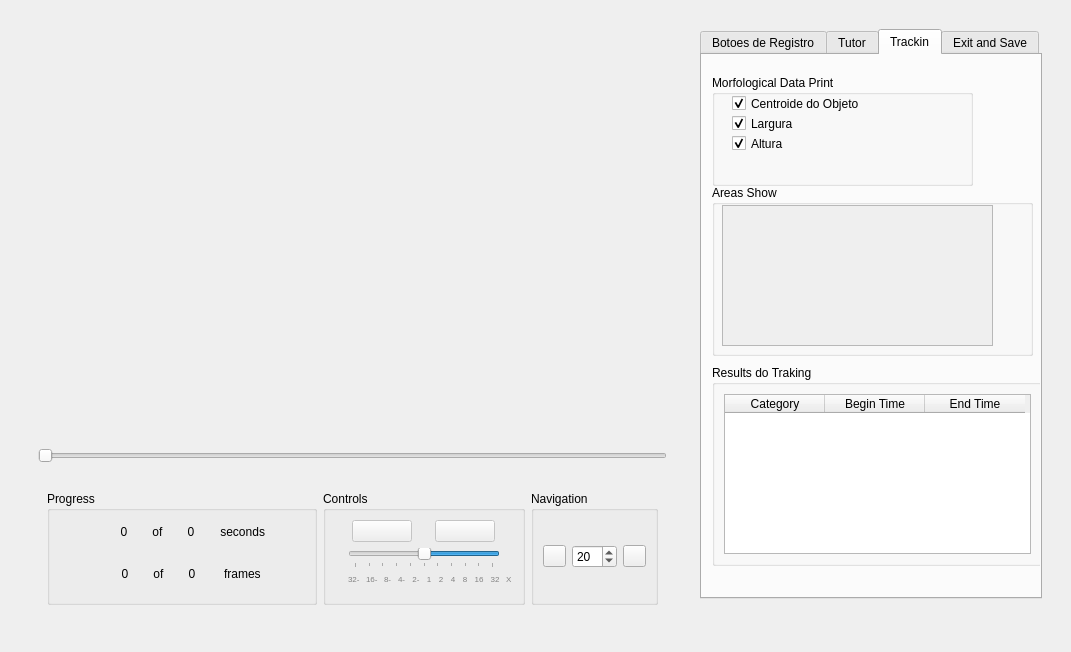
Old version of the form telaetografiaproce.ui in the repository EthoWatcher/ethowatcher.
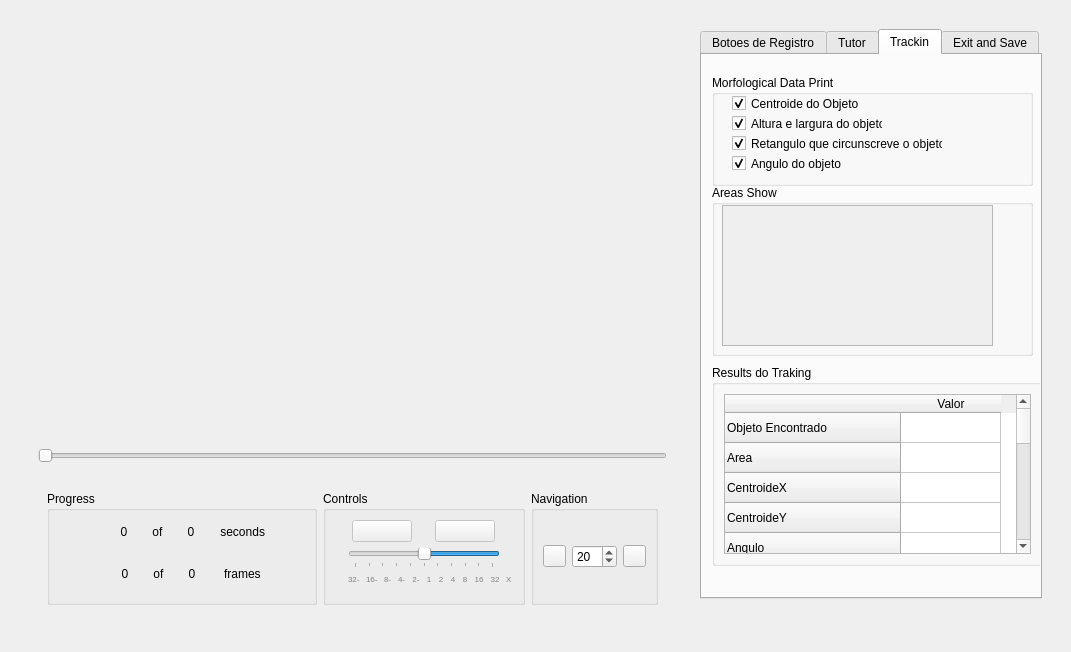
New version of the form. The open tabs and pages were chosen to show the change. Icons and pictures are not drawn.

The edit to the form file:
```diff
--- a/telaetografiaproce.ui
+++ b/telaetografiaproce.ui
@@ -1726,67 +1726,6 @@
              <attribute name="title">
               <string>Trackin</string>
              </attribute>
-             <widget class="QGroupBox" name="groupBox_2">
-              <property name="geometry">
-               <rect>
-                <x>10</x>
-                <y>20</y>
-                <width>261</width>
-                <height>111</height>
-               </rect>
-              </property>
-              <property name="title">
-               <string>Morfological Data Print</string>
-              </property>
-              <widget class="QCheckBox" name="chbArea">
-               <property name="geometry">
-                <rect>
-                 <x>20</x>
-                 <y>60</y>
-                 <width>111</width>
-                 <height>17</height>
-                </rect>
-               </property>
-               <property name="text">
-                <string>Altura</string>
-               </property>
-               <property name="checked">
-                <bool>true</bool>
-               </property>
-              </widget>
-              <widget class="QCheckBox" name="chbTamnho">
-               <property name="geometry">
-                <rect>
-                 <x>20</x>
-                 <y>40</y>
-                 <width>131</width>
-                 <height>17</height>
-                </rect>
-               </property>
-               <property name="text">
-                <string>Largura</string>
-               </property>
-               <property name="checked">
-                <bool>true</bool>
-               </property>
-              </widget>
-              <widget class="QCheckBox" name="chbCentroide">
-               <property name="geometry">
-                <rect>
-                 <x>20</x>
-                 <y>20</y>
-                 <width>131</width>
-                 <height>17</height>
-                </rect>
-               </property>
-               <property name="text">
-                <string>Centroide do Objeto</string>
-               </property>
-               <property name="checked">
-                <bool>true</bool>
-               </property>
-              </widget>
-             </widget>
              <widget class="QGroupBox" name="groupBox_5">
               <property name="geometry">
                <rect>
@@ -1848,41 +1787,168 @@
               </property>
               <layout class="QVBoxLayout" name="verticalLayout_16">
                <item>
-                <widget class="QTableWidget" name="tabRegistro_2">
-                 <property name="alternatingRowColors">
-                  <bool>true</bool>
-                 </property>
-                 <property name="selectionMode">
-                  <enum>QAbstractItemView::SingleSelection</enum>
-                 </property>
-                 <property name="selectionBehavior">
-                  <enum>QAbstractItemView::SelectRows</enum>
-                 </property>
-                 <property name="columnCount">
-                  <number>3</number>
-                 </property>
-                 <attribute name="verticalHeaderVisible">
-                  <bool>false</bool>
-                 </attribute>
-                 <column>
+                <widget class="QTableWidget" name="tabWDesc">
+                 <row>
                   <property name="text">
-                   <string>Category</string>
+                   <string>Objeto Encontrado</string>
                   </property>
-                 </column>
-                 <column>
+                 </row>
+                 <row>
                   <property name="text">
-                   <string>Begin Time</string>
+                   <string>Area</string>
                   </property>
-                 </column>
+                 </row>
+                 <row>
+                  <property name="text">
+                   <string>CentroideX</string>
+                  </property>
+                 </row>
+                 <row>
+                  <property name="text">
+                   <string>CentroideY</string>
+                  </property>
+                 </row>
+                 <row>
+                  <property name="text">
+                   <string>Angulo</string>
+                  </property>
+                 </row>
+                 <row>
+                  <property name="text">
+                   <string>Largura</string>
+                  </property>
+                 </row>
+                 <row>
+                  <property name="text">
+                   <string>Altura</string>
+                  </property>
+                 </row>
+                 <row>
+                  <property name="text">
+                   <string>Variação Angular</string>
+                  </property>
+                 </row>
+                 <row>
+                  <property name="text">
+                   <string>Variação de Área</string>
+                  </property>
+                 </row>
+                 <row>
+                  <property name="text">
+                   <string>Variação de Centroide X</string>
+                  </property>
+                 </row>
+                 <row>
+                  <property name="text">
+                   <string>Variação de Centroide Y</string>
+                  </property>
+                 </row>
+                 <row>
+                  <property name="text">
+                   <string>Variação de distancia</string>
+                  </property>
+                 </row>
+                 <row>
+                  <property name="text">
+                   <string>Variação da Altura do objeto</string>
+                  </property>
+                 </row>
+                 <row>
+                  <property name="text">
+                   <string>Variação da Largura do objeto</string>
+                  </property>
+                 </row>
+                 <row>
+                  <property name="text">
+                   <string>New Row</string>
+                  </property>
+                 </row>
                  <column>
                   <property name="text">
-                   <string>End Time</string>
+                   <string>Valor</string>
                   </property>
                  </column>
                 </widget>
                </item>
               </layout>
              </widget>
+             <widget class="QGroupBox" name="groupBox_11">
+              <property name="geometry">
+               <rect>
+                <x>10</x>
+                <y>20</y>
+                <width>321</width>
+                <height>111</height>
+               </rect>
+              </property>
+              <property name="title">
+               <string>Morfological Data Print</string>
+              </property>
+              <widget class="QCheckBox" name="chbArea">
+               <property name="geometry">
+                <rect>
+                 <x>20</x>
+                 <y>60</y>
+                 <width>211</width>
+                 <height>17</height>
+                </rect>
+               </property>
+               <property name="text">
+                <string>Retangulo que circunscreve o objeto</string>
+               </property>
+               <property name="checked">
+                <bool>true</bool>
+               </property>
+              </widget>
+              <widget class="QCheckBox" name="chbAltLarg">
+               <property name="geometry">
+                <rect>
+                 <x>20</x>
+                 <y>40</y>
+                 <width>151</width>
+                 <height>17</height>
+                </rect>
+               </property>
+               <property name="text">
+                <string>Altura e largura do objeto</string>
+               </property>
+               <property name="checked">
+                <bool>true</bool>
+               </property>
+              </widget>
+              <widget class="QCheckBox" name="chbCentroide">
+               <property name="geometry">
+                <rect>
+                 <x>20</x>
+                 <y>20</y>
+                 <width>131</width>
+                 <height>17</height>
+                </rect>
+               </property>
+               <property name="text">
+                <string>Centroide do Objeto</string>
+               </property>
+               <property name="checked">
+                <bool>true</bool>
+               </property>
+              </widget>
+              <widget class="QCheckBox" name="chbAngulo">
+               <property name="geometry">
+                <rect>
+                 <x>20</x>
+                 <y>80</y>
+                 <width>111</width>
+                 <height>17</height>
+                </rect>
+               </property>
+               <property name="text">
+                <string>Angulo do objeto</string>
+               </property>
+               <property name="checked">
+                <bool>true</bool>
+               </property>
+              </widget>
+             </widget>
             </widget>
             <widget class="QWidget" name="tab_6">
              <attribute name="title">
```
Left out of the diff: 18 changed lines with no effect on the pictures.
